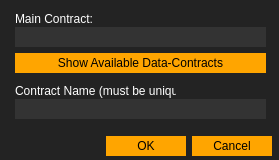
Old version of the form deploywindow.ui in the repository Acria-Network/Acria-Oracle-Node-Qt.
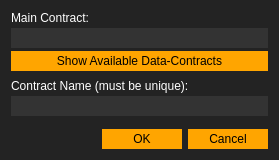
New version of the form. Icons and pictures are not drawn.

```diff
--- a/deploywindow.ui
+++ b/deploywindow.ui
@@ -21,17 +21,39 @@
    <string notr="true">background-color:#232323;
 color:white;</string>
   </property>
-  <widget class="QDialogButtonBox" name="buttonBox">
-   <property name="geometry">
-    <rect>
-     <x>51</x>
-     <y>130</y>
-     <width>221</width>
-     <height>32</height>
-    </rect>
+  <layout class="QVBoxLayout" name="verticalLayout">
+   <property name="spacing">
+    <number>3</number>
    </property>
-   <property name="styleSheet">
-    <string notr="true">background-color:white;
+   <item>
+    <widget class="QLabel" name="label_2">
+     <property name="text">
+      <string>Main Contract:</string>
+     </property>
+     <property name="alignment">
+      <set>Qt::AlignBottom|Qt::AlignLeading|Qt::AlignLeft</set>
+     </property>
+    </widget>
+   </item>
+   <item>
+    <widget class="QLineEdit" name="lineEdit_main_contract">
+     <property name="minimumSize">
+      <size>
+       <width>0</width>
+       <height>20</height>
+      </size>
+     </property>
+     <property name="styleSheet">
+      <string notr="true">background-color:#333333;
+border:none;
+/*font-size: 7px;*/</string>
+     </property>
+    </widget>
+   </item>
+   <item>
+    <widget class="QPushButton" name="pushButton_data_contracts">
+     <property name="styleSheet">
+      <string notr="true">background-color:white;
 color:black;
 border: none;
 /*padding:30px;*/
@@ -39,81 +61,80 @@
 padding-top:3px;
 padding-bottom:3px;
 background-color:orange;</string>
-   </property>
-   <property name="orientation">
-    <enum>Qt::Horizontal</enum>
-   </property>
-   <property name="standardButtons">
-    <set>QDialogButtonBox::Cancel|QDialogButtonBox::Ok</set>
-   </property>
-  </widget>
-  <widget class="QLabel" name="label">
-   <property name="geometry">
-    <rect>
-     <x>15</x>
-     <y>83</y>
-     <width>161</width>
-     <height>16</height>
-    </rect>
-   </property>
-   <property name="text">
-    <string>Contract Name (must be unique):</string>
-   </property>
-  </widget>
-  <widget class="QLineEdit" name="lineEdit_contract_name">
-   <property name="geometry">
-    <rect>
-     <x>15</x>
-     <y>99</y>
-     <width>251</width>
-     <height>20</height>
-    </rect>
-   </property>
-   <property name="styleSheet">
-    <string notr="true">background-color:#333333;
+     </property>
+     <property name="text">
+      <string>Show Available Data-Contracts</string>
+     </property>
+    </widget>
+   </item>
+   <item>
+    <spacer name="verticalSpacer_2">
+     <property name="orientation">
+      <enum>Qt::Vertical</enum>
+     </property>
+     <property name="sizeHint" stdset="0">
+      <size>
+       <width>20</width>
+       <height>40</height>
+      </size>
+     </property>
+    </spacer>
+   </item>
+   <item>
+    <widget class="QLabel" name="label">
+     <property name="text">
+      <string>Contract Name (must be unique):</string>
+     </property>
+     <property name="alignment">
+      <set>Qt::AlignBottom|Qt::AlignLeading|Qt::AlignLeft</set>
+     </property>
+    </widget>
+   </item>
+   <item>
+    <widget class="QLineEdit" name="lineEdit_contract_name">
+     <property name="minimumSize">
+      <size>
+       <width>0</width>
+       <height>20</height>
+      </size>
+     </property>
+     <property name="styleSheet">
+      <string notr="true">background-color:#333333;
 border:none;
 /*font-size: 7px;*/</string>
-   </property>
-  </widget>
-  <widget class="QLineEdit" name="lineEdit_main_contract">
-   <property name="geometry">
-    <rect>
-     <x>15</x>
-     <y>27</y>
-     <width>251</width>
-     <height>20</height>
-    </rect>
-   </property>
-   <property name="styleSheet">
-    <string notr="true">background-color:#333333;
-border:none;
-/*font-size: 7px;*/</string>
-   </property>
-  </widget>
-  <widget class="QLabel" name="label_2">
-   <property name="geometry">
-    <rect>
-     <x>15</x>
-     <y>11</y>
-     <width>91</width>
-     <height>16</height>
-    </rect>
-   </property>
-   <property name="text">
-    <string>Main Contract:</string>
-   </property>
-  </widget>
-  <widget class="QPushButton" name="pushButton_data_contracts">
-   <property name="geometry">
-    <rect>
-     <x>15</x>
-     <y>53</y>
-     <width>251</width>
-     <height>20</height>
-    </rect>
-   </property>
-   <property name="styleSheet">
-    <string notr="true">background-color:white;
+     </property>
+    </widget>
+   </item>
+   <item>
+    <spacer name="verticalSpacer_3">
+     <property name="orientation">
+      <enum>Qt::Vertical</enum>
+     </property>
+     <property name="sizeHint" stdset="0">
+      <size>
+       <width>20</width>
+       <height>40</height>
+      </size>
+     </property>
+    </spacer>
+   </item>
+   <item>
+    <spacer name="verticalSpacer">
+     <property name="orientation">
+      <enum>Qt::Vertical</enum>
+     </property>
+     <property name="sizeHint" stdset="0">
+      <size>
+       <width>20</width>
+       <height>40</height>
+      </size>
+     </property>
+    </spacer>
+   </item>
+   <item>
+    <widget class="QDialogButtonBox" name="buttonBox">
+     <property name="styleSheet">
+      <string notr="true">background-color:white;
 color:black;
 border: none;
 /*padding:30px;*/
@@ -121,11 +142,16 @@
 padding-top:3px;
 padding-bottom:3px;
 background-color:orange;</string>
-   </property>
-   <property name="text">
-    <string>Show Available Data-Contracts</string>
-   </property>
-  </widget>
+     </property>
+     <property name="orientation">
+      <enum>Qt::Horizontal</enum>
+     </property>
+     <property name="standardButtons">
+      <set>QDialogButtonBox::Cancel|QDialogButtonBox::Ok</set>
+     </property>
+    </widget>
+   </item>
+  </layout>
  </widget>
  <resources/>
  <connections>
```
